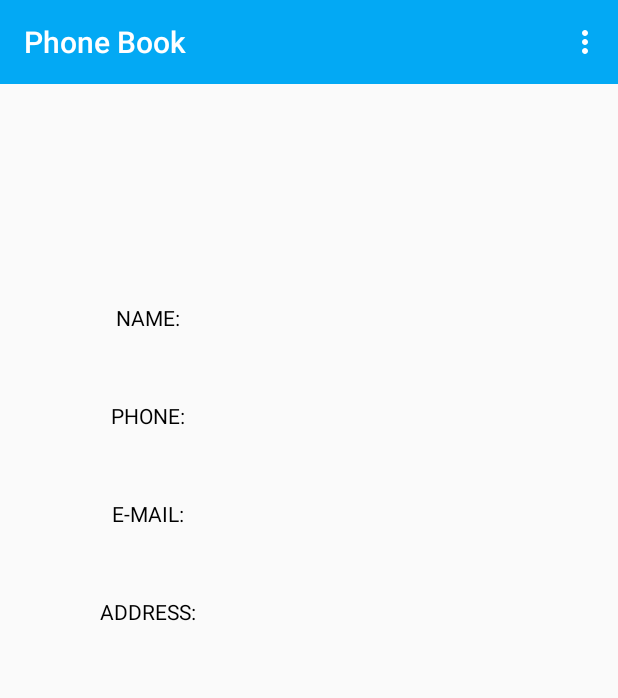
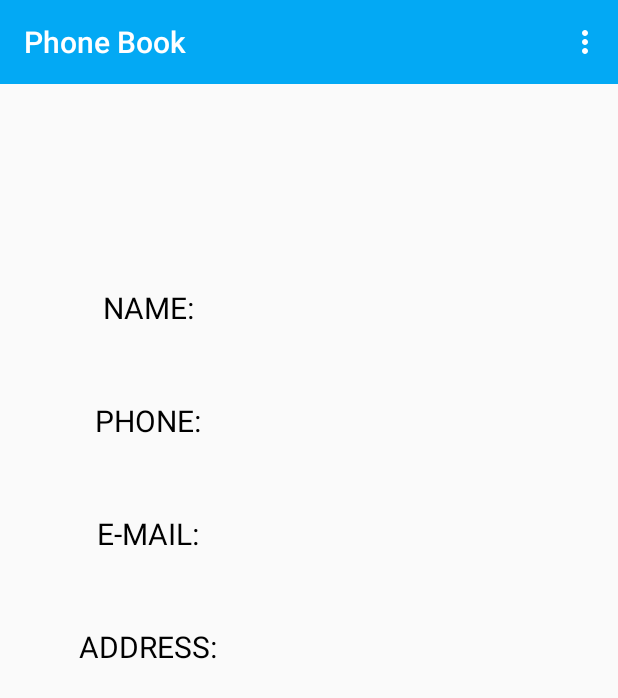
Before and after one commit to ArcaNO93/PhoneBook, an Android app: the ViewContactFragment screen opened through its navigation route, on a phone screen of 412 x 824 dp. Shown: the top 698 px of the screen. Run offline under Robolectric (Android 15) with nearby library versions, the phone set to English and light mode, and no system bars; our stand-ins replace Room's generated code, data binding.

Commit message:
Design changes

```diff
--- a/app/src/main/res/layout/activity_main.xml
+++ b/app/src/main/res/layout/activity_main.xml
@@ -23,8 +23,7 @@
             app:navGraph="@navigation/main_nav_graph"
             app:defaultNavHost="true"
             android:layout_width="match_parent"
-            android:layout_height="match_parent"
-            android:layout_gravity="center" />
+            android:layout_height="match_parent" />
 
     </LinearLayout>
 
--- a/app/src/main/res/layout/view_contact_fragment.xml
+++ b/app/src/main/res/layout/view_contact_fragment.xml
@@ -16,6 +16,7 @@
             android:id="@+id/contactViewPanel"
             android:layout_width="wrap_content"
             android:layout_height="wrap_content"
+            android:layout_centerHorizontal="true"
             app:layout_constraintBottom_toBottomOf="parent"
             app:layout_constraintEnd_toEndOf="parent"
             app:layout_constraintStart_toStartOf="parent"
@@ -26,7 +27,7 @@
                 android:id="@+id/contactViewName"
                 android:layout_width="match_parent"
                 android:layout_height="match_parent"
-                android:layout_marginBottom="20dp">
+                android:layout_marginBottom="30dp">
 
                 <TextView
                     android:id="@+id/contactViewNameText"
@@ -35,16 +36,16 @@
                     android:gravity="center"
                     android:text="@string/add_contact_form_name"
                     android:textColor="#000000"
-                    android:textSize="14sp" />
+                    android:textSize="20sp" />
 
                 <TextView
                     android:id="@+id/contactViewNameTextBox"
-                    android:layout_width="215dp"
+                    android:layout_width="wrap_content"
                     android:layout_height="match_parent"
                     android:gravity="center"
                     android:text="@{contact.contactName}"
                     android:textColor="@android:color/background_dark"
-                    android:textSize="18sp" />
+                    android:textSize="25sp" />
 
             </TableRow>
 
@@ -52,7 +53,7 @@
                 android:id="@+id/contactViewPhone"
                 android:layout_width="match_parent"
                 android:layout_height="match_parent"
-                android:layout_marginBottom="20dp">
+                android:layout_marginBottom="30dp">
 
                 <TextView
                     android:id="@+id/contactViewPhoneText"
@@ -61,7 +62,7 @@
                     android:gravity="center"
                     android:text="@string/add_contact_form_phone"
                     android:textColor="#000000"
-                    android:textSize="14sp" />
+                    android:textSize="20sp" />
 
                 <TextView
                     android:id="@+id/contactViewPhoneTextBox"
@@ -70,7 +71,7 @@
                     android:gravity="center"
                     android:text="@{contact.contactPhone}"
                     android:textColor="@android:color/background_dark"
-                    android:textSize="18sp" />
+                    android:textSize="25sp" />
 
             </TableRow>
 
@@ -78,7 +79,7 @@
                 android:id="@+id/contactViewEmail"
                 android:layout_width="match_parent"
                 android:layout_height="match_parent"
-                android:layout_marginBottom="20dp">
+                android:layout_marginBottom="30dp">
 
                 <TextView
                     android:id="@+id/contactViewEmailText"
@@ -87,7 +88,7 @@
                     android:gravity="center"
                     android:text="@string/add_contact_form_email"
                     android:textColor="#000000"
-                    android:textSize="14sp" />
+                    android:textSize="20sp" />
 
                 <TextView
                     android:id="@+id/contactVewEmailTextBox"
@@ -96,11 +97,11 @@
                     android:gravity="center"
                     android:text="@{contact.contactEmail}"
                     android:textColor="@android:color/background_dark"
-                    android:textSize="18sp" />
+                    android:textSize="25sp" />
             </TableRow>
 
             <TableRow
-                android:id="@+id/contactViewAddres"
+                android:id="@+id/contactViewAddress"
                 android:layout_width="match_parent"
                 android:layout_height="match_parent">
 
@@ -111,16 +112,16 @@
                     android:gravity="center"
                     android:text="@string/add_contact_form_address"
                     android:textColor="#000000"
-                    android:textSize="14sp" />
+                    android:textSize="20sp" />
 
                 <TextView
                     android:id="@+id/contactViewAddressTextBox"
-                    android:layout_width="215dp"
+                    android:layout_width="215sp"
                     android:layout_height="match_parent"
                     android:gravity="center"
                     android:text="@{contact.contactAddress}"
                     android:textColor="@android:color/background_dark"
-                    android:textSize="18sp" />
+                    android:textSize="25sp" />
 
             </TableRow>
 
```
Also changed, not shown: app/src/main/res/drawable/rounded_shape_with_black_border.xml (added, +11 -0 lines), app/src/main/res/layout/contact_creation_fragment.xml (+4 -5 lines), app/src/main/res/layout/contact_view.xml (+8 -4 lines), app/src/main/res/layout/fragment_progress_bar.xml (deleted, +0 -13 lines).
